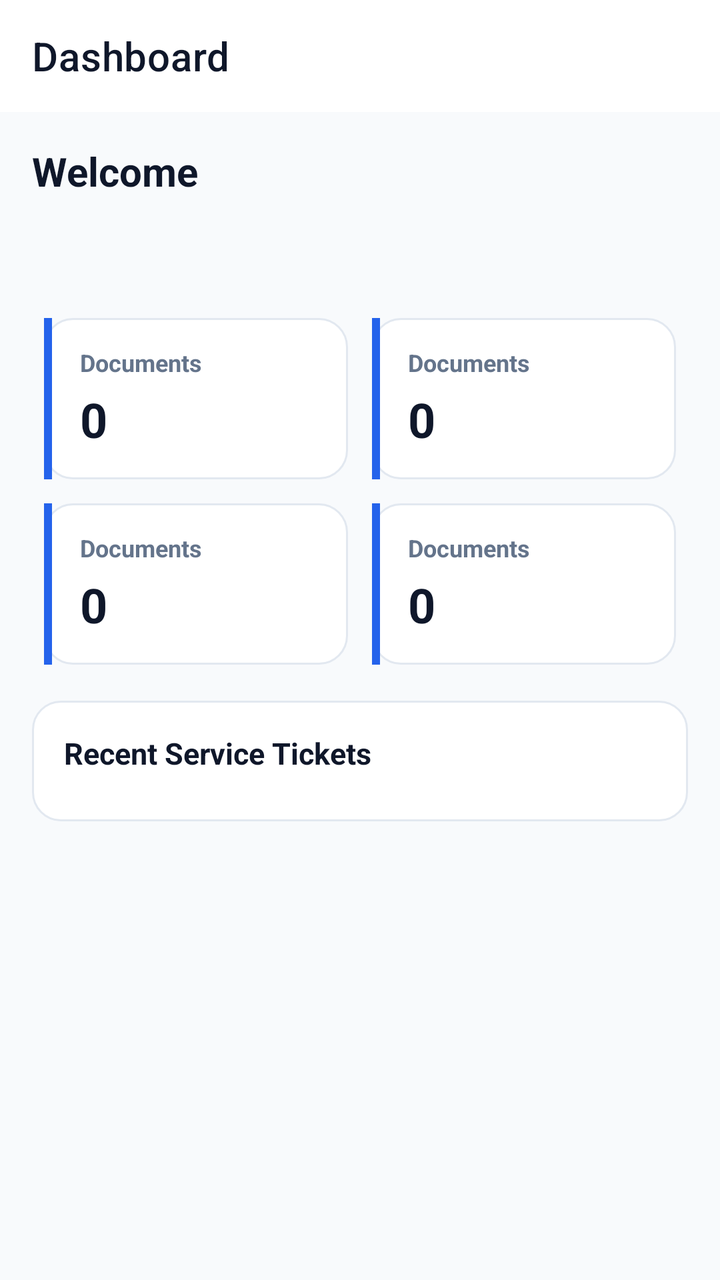
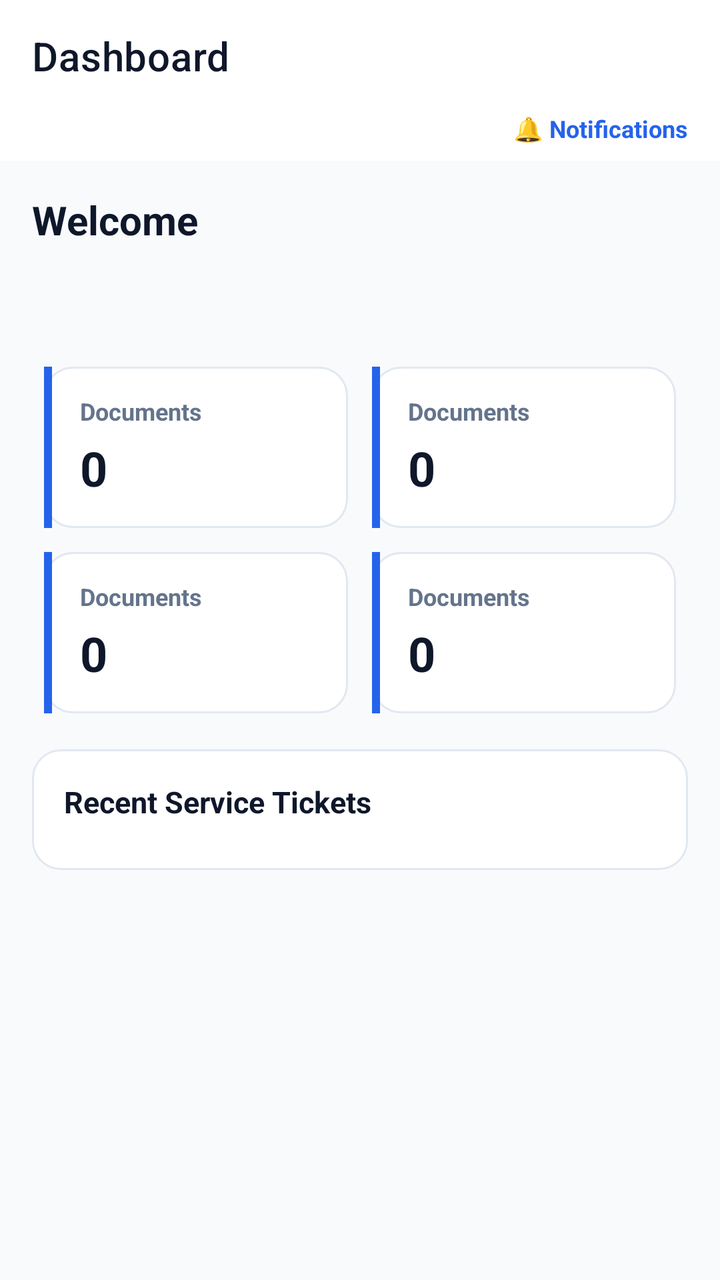

Screens rendered from an Android XML layout before and after an edit, with the pre-edit source and the edit as a unified diff.
<!-- AndroidManifest.xml: application theme Theme.ApexLedger -->
<!-- res/layout/activity_dashboard.xml -->
<?xml version="1.0" encoding="utf-8"?>
<androidx.drawerlayout.widget.DrawerLayout xmlns:android="http://schemas.android.com/apk/res/android"
    xmlns:app="http://schemas.android.com/apk/res-auto"
    android:id="@+id/drawerLayout"
    android:layout_width="match_parent"
    android:layout_height="match_parent">

    <LinearLayout
        android:layout_width="match_parent"
        android:layout_height="match_parent"
        android:orientation="vertical"
        android:background="@color/gray_50">

        <com.google.android.material.appbar.MaterialToolbar
            android:id="@+id/toolbar"
            android:layout_width="match_parent"
            android:layout_height="?attr/actionBarSize"
            android:background="@color/white"
            app:titleTextColor="@color/navy"
            app:title="Dashboard" />

        <ScrollView
            android:layout_width="match_parent"
            android:layout_height="match_parent">

            <LinearLayout
                android:layout_width="match_parent"
                android:layout_height="wrap_content"
                android:orientation="vertical"
                android:padding="16dp">

                <TextView
                    android:id="@+id/tvWelcome"
                    android:layout_width="wrap_content"
                    android:layout_height="wrap_content"
                    android:text="Welcome"
                    android:textColor="@color/navy"
                    android:textStyle="bold"
                    android:textSize="20sp" />

                <TextView
                    android:id="@+id/tvDate"
                    android:layout_width="wrap_content"
                    android:layout_height="wrap_content"
                    android:textColor="@color/gray_500"
                    android:textSize="12sp"
                    android:layout_marginTop="2dp" />

                <TextView
                    android:id="@+id/tvRole"
                    android:layout_width="wrap_content"
                    android:layout_height="wrap_content"
                    android:textColor="@color/gray_500"
                    android:textSize="13sp"
                    android:layout_marginTop="2dp"
                    android:layout_marginBottom="16dp" />

                <LinearLayout
                    android:layout_width="match_parent"
                    android:layout_height="wrap_content"
                    android:orientation="horizontal">

                    <include layout="@layout/item_stat_card" android:id="@+id/statDocuments" />
                    <include layout="@layout/item_stat_card" android:id="@+id/statMessages" />
                </LinearLayout>

                <LinearLayout
                    android:layout_width="match_parent"
                    android:layout_height="wrap_content"
                    android:orientation="horizontal">

                    <include layout="@layout/item_stat_card" android:id="@+id/statTickets" />
                    <include layout="@layout/item_stat_card" android:id="@+id/statOverdue" />
                </LinearLayout>

                <LinearLayout
                    android:layout_width="match_parent"
                    android:layout_height="wrap_content"
                    android:orientation="vertical"
                    android:background="@drawable/bg_card_stroke"
                    android:padding="16dp"
                    android:layout_marginTop="12dp">

                    <TextView
                        android:layout_width="wrap_content"
                        android:layout_height="wrap_content"
                        android:text="Recent Service Tickets"
                        android:textColor="@color/navy"
                        android:textStyle="bold"
                        android:textSize="15sp"
                        android:layout_marginBottom="8dp" />

                    <androidx.recyclerview.widget.RecyclerView
                        android:id="@+id/rvRecentTickets"
                        android:layout_width="match_parent"
                        android:layout_height="wrap_content"
                        android:nestedScrollingEnabled="false" />

                </LinearLayout>

            </LinearLayout>
        </ScrollView>
    </LinearLayout>

    <com.google.android.material.navigation.NavigationView
        android:id="@+id/navigationView"
        android:layout_width="wrap_content"
        android:layout_height="match_parent"
        android:layout_gravity="start"
        android:background="@color/white"
        app:menu="@menu/drawer_menu" />

</androidx.drawerlayout.widget.DrawerLayout>
<!-- res/layout/item_stat_card.xml (included above) -->
<?xml version="1.0" encoding="utf-8"?>
<LinearLayout xmlns:android="http://schemas.android.com/apk/res/android"
    android:layout_width="0dp"
    android:layout_height="wrap_content"
    android:layout_weight="1"
    android:layout_margin="6dp"
    android:orientation="horizontal"
    android:background="@drawable/bg_card_stroke">

    <View
        android:id="@+id/statAccentBar"
        android:layout_width="4dp"
        android:layout_height="match_parent"
        android:background="@color/primary" />

    <LinearLayout
        android:layout_width="0dp"
        android:layout_height="wrap_content"
        android:layout_weight="1"
        android:orientation="vertical"
        android:padding="14dp">

        <TextView
            android:id="@+id/tvStatLabel"
            android:layout_width="wrap_content"
            android:layout_height="wrap_content"
            android:text="Documents"
            android:textColor="@color/gray_500"
            android:textSize="12sp"
            android:textStyle="bold" />

        <TextView
            android:id="@+id/tvStatValue"
            android:layout_width="wrap_content"
            android:layout_height="wrap_content"
            android:text="0"
            android:textColor="@color/navy"
            android:textStyle="bold"
            android:textSize="24sp"
            android:layout_marginTop="4dp" />

    </LinearLayout>
</LinearLayout>
<!-- resources referenced by this layout -->
<resources>
  <color name="gray_50">#F8FAFC</color>
  <color name="gray_500">#64748B</color>
  <color name="navy">#0F172A</color>
  <color name="primary">#2563EB</color>
  <color name="white">#FFFFFF</color>
  <!-- drawable bg_card_stroke (drawable) -->
  <?xml version="1.0" encoding="utf-8"?>
  <shape xmlns:android="http://schemas.android.com/apk/res/android" android:shape="rectangle">
      <corners android:radius="14dp" />
      <solid android:color="@color/white" />
      <stroke android:width="1dp" android:color="@color/gray_200" />
  </shape>
  <style name="Theme.ApexLedger" parent="Theme.MaterialComponents.DayNight.NoActionBar">
          <item name="colorPrimary">@color/primary</item>
          <item name="colorPrimaryDark">@color/primary_dark</item>
          <item name="colorAccent">@color/success</item>
          <item name="android:windowBackground">@color/background</item>
          <item name="android:statusBarColor">@color/navy</item>
          <item name="android:navigationBarColor">@color/white</item>
      </style>
  <color name="gray_200">#E2E8F0</color>
  <color name="primary_dark">#1D4ED8</color>
  <color name="success">#16A34A</color>
  <color name="background">@color/gray_50</color>
</resources>

<!-- the commit's change to res/layout/activity_dashboard.xml (unified diff, before → after) -->
@@ -18,6 +18,26 @@
             android:background="@color/white"
             app:titleTextColor="@color/navy"
             app:title="Dashboard" />
+
+        <LinearLayout
+            android:layout_width="match_parent"
+            android:layout_height="wrap_content"
+            android:orientation="horizontal"
+            android:gravity="end"
+            android:background="@color/white"
+            android:paddingHorizontal="16dp"
+            android:paddingBottom="8dp">
+
+            <TextView
+                android:id="@+id/btnNotifications"
+                android:layout_width="wrap_content"
+                android:layout_height="wrap_content"
+                android:text="🔔 Notifications"
+                android:textColor="@color/primary"
+                android:textStyle="bold"
+                android:textSize="12sp" />
+
+        </LinearLayout>
 
         <ScrollView
             android:layout_width="match_parent"
